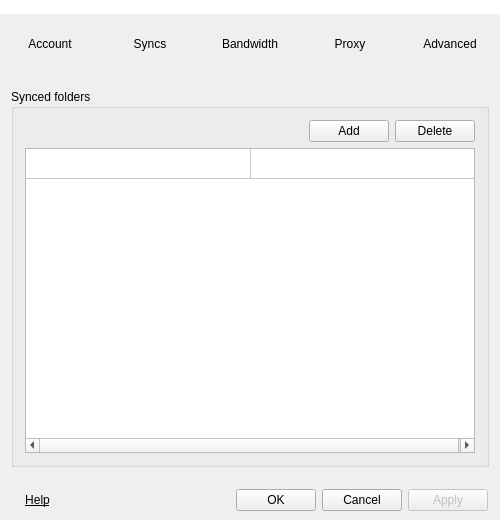
Before: the Qt Designer form Source/MEGASync/gui/SettingsDialog.ui in meganz/MEGAsync, drawn with Qt 5.
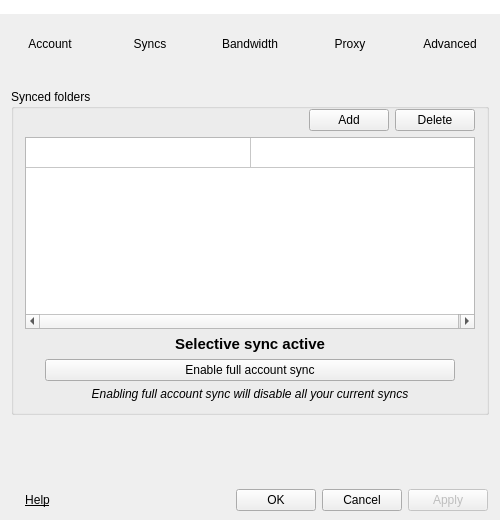
After: the same form once the commit is applied. The open tabs and pages were chosen to show the change. Icons and pictures are not drawn.

```diff
--- a/Source/MEGASync/gui/SettingsDialog.ui
+++ b/Source/MEGASync/gui/SettingsDialog.ui
@@ -697,13 +697,16 @@
       </layout>
      </widget>
      <widget class="QWidget" name="pSyncs">
-      <layout class="QVBoxLayout" name="verticalLayout_8">
+      <layout class="QVBoxLayout" name="verticalLayout_8" stretch="0,1">
        <item>
         <widget class="QGroupBox" name="gSyncs">
          <property name="title">
           <string>Synced folders</string>
          </property>
          <layout class="QVBoxLayout" name="verticalLayout_9">
+          <property name="topMargin">
+           <number>0</number>
+          </property>
           <item>
            <widget class="QWidget" name="wSyncsButtons" native="true">
             <property name="layoutDirection">
@@ -837,9 +840,97 @@
             </column>
            </widget>
           </item>
+          <item>
+           <widget class="QLabel" name="lSyncType">
+            <property name="font">
+             <font>
+              <pointsize>11</pointsize>
+              <weight>75</weight>
+              <bold>true</bold>
+             </font>
+            </property>
+            <property name="text">
+             <string>Selective sync active</string>
+            </property>
+            <property name="alignment">
+             <set>Qt::AlignCenter</set>
+            </property>
+            <property name="margin">
+             <number>6</number>
+            </property>
+           </widget>
+          </item>
+          <item>
+           <widget class="QWidget" name="widget_8" native="true">
+            <layout class="QHBoxLayout" name="horizontalLayout_14">
+             <property name="spacing">
+              <number>0</number>
+             </property>
+             <property name="leftMargin">
+              <number>20</number>
+             </property>
+             <property name="topMargin">
+              <number>0</number>
+             </property>
+             <property name="rightMargin">
+              <number>20</number>
+             </property>
+             <property name="bottomMargin">
+              <number>0</number>
+             </property>
+             <item>
+              <widget class="QPushButton" name="bSyncChange">
+               <property name="sizePolicy">
+                <sizepolicy hsizetype="Minimum" vsizetype="Fixed">
+                 <horstretch>0</horstretch>
+                 <verstretch>0</verstretch>
+                </sizepolicy>
+               </property>
+               <property name="styleSheet">
+                <string notr="true"/>
+               </property>
+               <property name="text">
+                <string>Enable full account sync</string>
+               </property>
+              </widget>
+             </item>
+            </layout>
+           </widget>
+          </item>
+          <item>
+           <widget class="QLabel" name="lSyncText">
+            <property name="font">
+             <font>
+              <italic>true</italic>
+             </font>
+            </property>
+            <property name="text">
+             <string>Enabling full account sync will disable all your current syncs</string>
+            </property>
+            <property name="alignment">
+             <set>Qt::AlignCenter</set>
+            </property>
+            <property name="margin">
+             <number>6</number>
+            </property>
+           </widget>
+          </item>
          </layout>
         </widget>
        </item>
+       <item>
+        <spacer name="verticalSpacer_3">
+         <property name="orientation">
+          <enum>Qt::Vertical</enum>
+         </property>
+         <property name="sizeHint" stdset="0">
+          <size>
+           <width>20</width>
+           <height>40</height>
+          </size>
+         </property>
+        </spacer>
+       </item>
       </layout>
      </widget>
      <widget class="QWidget" name="pBandwidth">
```
Left out of the diff: 32 changed lines with no effect on the pictures.
